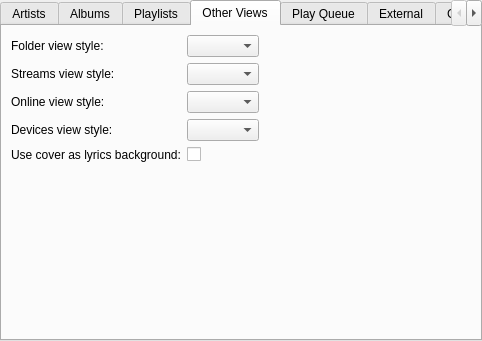
Old version of the form gui/interfacesettings.ui in the repository polpo/cantata-mac.
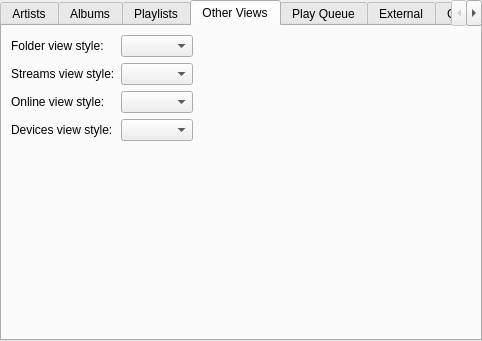
New version of the form. The open tabs and pages were chosen to show the change. Custom widgets are drawn as their Qt base class.

Commit message: Remove lyrics and info pages, and place within a new context view.

What changed in the file:
```diff
--- a/gui/interfacesettings.ui
+++ b/gui/interfacesettings.ui
@@ -297,23 +297,6 @@
        <item row="3" column="1">
         <widget class="QComboBox" name="devicesView"/>
        </item>
-       <item row="4" column="0">
-        <widget class="BuddyLabel" name="label_5">
-         <property name="text">
-          <string>Use cover as lyrics background:</string>
-         </property>
-         <property name="buddy">
-          <cstring>lyricsBgnd</cstring>
-         </property>
-        </widget>
-       </item>
-       <item row="4" column="1">
-        <widget class="OnOffButton" name="lyricsBgnd">
-         <property name="text">
-          <string/>
-         </property>
-        </widget>
-       </item>
       </layout>
      </widget>
      <widget class="QWidget" name="tab_5">
```
Left out of the diff: 1 changed line with no effect on the pictures. The commit also changes 32 other files.
